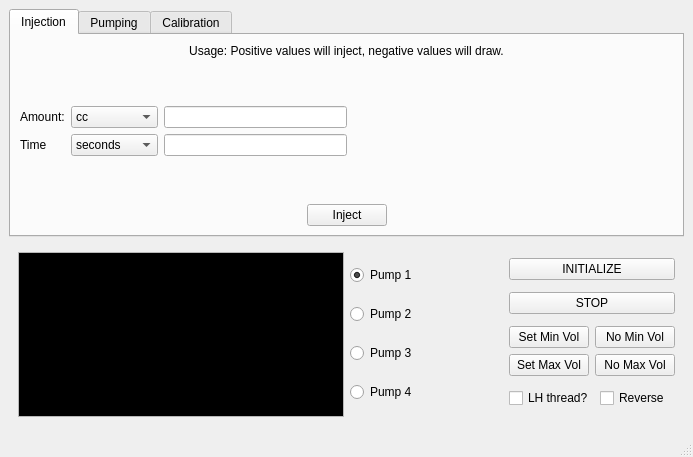
Before: the Qt Designer form syringe_pump_controller_ui.ui in SimLeek/silverpak-syringe-pump, drawn with Qt 5.
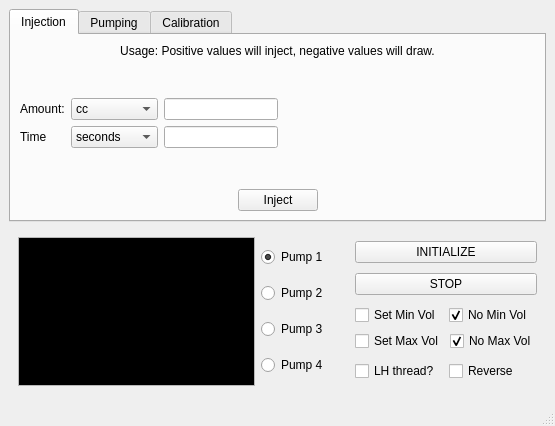
After: the same form once the commit is applied. The open tabs and pages were chosen to show the change.

Commit message: fixed some buttons, added an init dialog, added a tag, and some other stuff I probably forgot.

What changed in the file:
```diff
--- a/syringe_pump_controller_ui.ui
+++ b/syringe_pump_controller_ui.ui
@@ -6,8 +6,8 @@
    <rect>
     <x>0</x>
     <y>0</y>
-    <width>693</width>
-    <height>457</height>
+    <width>555</width>
+    <height>426</height>
    </rect>
   </property>
   <property name="windowTitle">
@@ -807,46 +807,60 @@
             </widget>
            </item>
            <item>
-            <layout class="QGridLayout" name="gridLayout_9">
-             <item row="1" column="0">
-              <widget class="QPushButton" name="set_max_button">
-               <property name="text">
-                <string>Set Max Vol</string>
-               </property>
-              </widget>
-             </item>
-             <item row="0" column="0">
-              <widget class="QPushButton" name="set_min_button">
+            <layout class="QVBoxLayout" name="verticalLayout_11">
+             <item>
+              <layout class="QHBoxLayout" name="horizontalLayout_13">
+               <item>
+                <widget class="QCheckBox" name="set_min_button">
                <property name="text">
                 <string>Set Min Vol</string>
                </property>
-               <property name="checkable">
-                <bool>false</bool>
-               </property>
-               <property name="autoDefault">
-                <bool>false</bool>
-               </property>
-               <property name="default">
-                <bool>false</bool>
-               </property>
-               <property name="flat">
+                 <property name="autoExclusive">
                 <bool>false</bool>
                </property>
               </widget>
              </item>
-             <item row="0" column="1">
-              <widget class="QPushButton" name="no_min_button">
+               <item>
+                <widget class="QCheckBox" name="no_min_button">
                <property name="text">
                 <string>No Min Vol</string>
                </property>
-              </widget>
-             </item>
-             <item row="1" column="1">
-              <widget class="QPushButton" name="no_max_button">
+                 <property name="checked">
+                  <bool>true</bool>
+                 </property>
+                 <property name="autoExclusive">
+                  <bool>false</bool>
+                 </property>
+                </widget>
+               </item>
+              </layout>
+             </item>
+             <item>
+              <layout class="QHBoxLayout" name="horizontalLayout_11">
+               <item>
+                <widget class="QCheckBox" name="set_max_button">
+                 <property name="text">
+                  <string>Set Max Vol</string>
+                 </property>
+                 <property name="autoExclusive">
+                  <bool>false</bool>
+                 </property>
+                </widget>
+               </item>
+               <item>
+                <widget class="QCheckBox" name="no_max_button">
                <property name="text">
                 <string>No Max Vol</string>
                </property>
-              </widget>
+                 <property name="checked">
+                  <bool>true</bool>
+                 </property>
+                 <property name="autoExclusive">
+                  <bool>false</bool>
+                 </property>
+                </widget>
+               </item>
+              </layout>
              </item>
             </layout>
            </item>
```
Left out of the diff: 2 changed lines with no effect on the pictures. Lines whose indentation alone changed are shown as unchanged. The commit also changes 4 other files.
